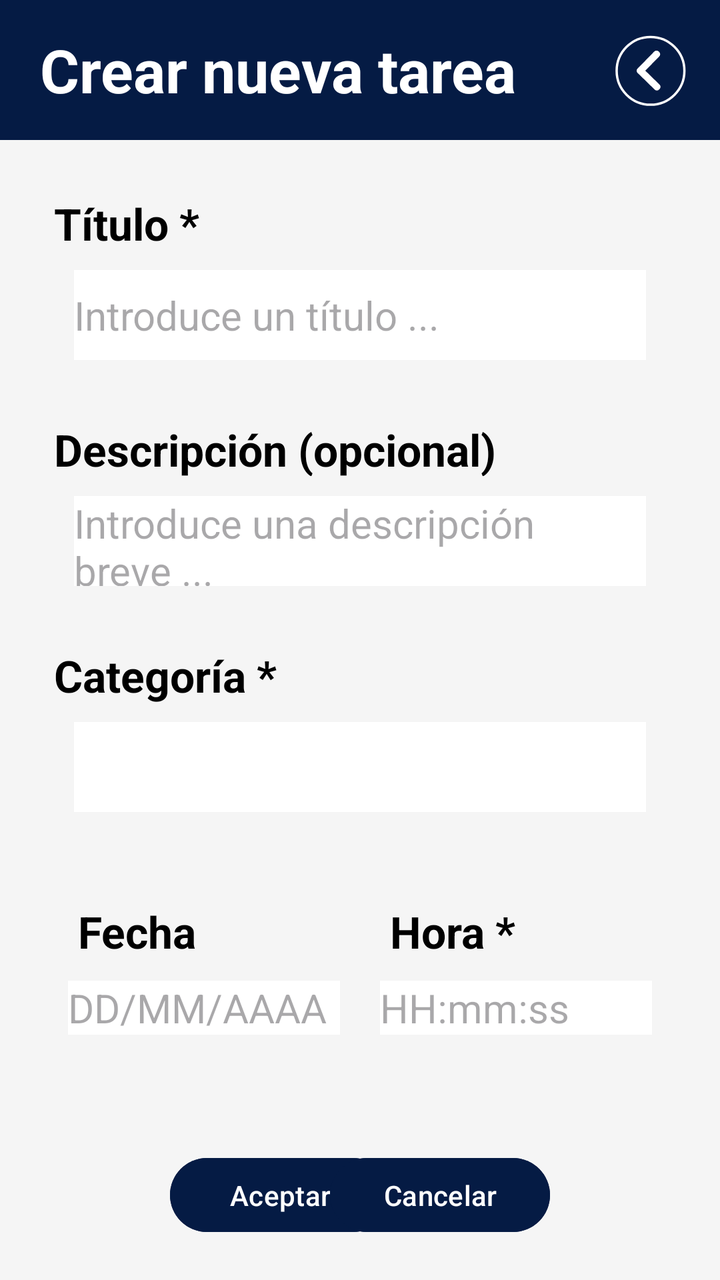
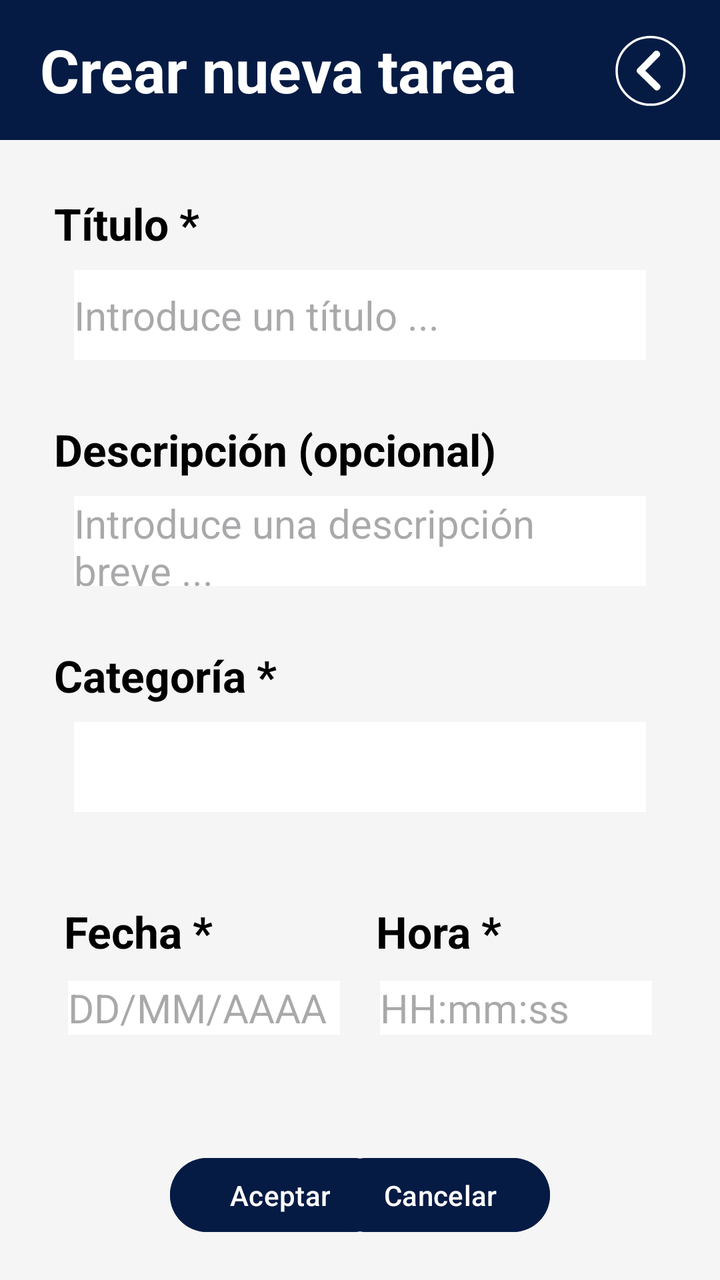

Before-and-after screenshots of an Android layout around one commit, followed by the original layout XML and the change that was made.
<!-- AndroidManifest.xml: application theme Theme.ToDoAgenda -->
<!-- res/layout/second_activity.xml -->
<?xml version="1.0" encoding="utf-8"?>
<androidx.constraintlayout.widget.ConstraintLayout xmlns:android="http://schemas.android.com/apk/res/android"
    xmlns:app="http://schemas.android.com/apk/res-auto"
    xmlns:tools="http://schemas.android.com/tools"
    android:id="@+id/contenedor_principal"
    android:layout_width="match_parent"
    android:layout_height="match_parent"
    android:background="@color/light_grey"
    tools:context=".MainActivity">

    <LinearLayout
        android:id="@+id/lyt_encabezado"
        android:layout_width="0dp"
        android:layout_height="70dp"
        android:gravity="center_vertical"
        android:background="@color/navy_blue"
        android:padding="5dp"
        android:orientation="horizontal"
        app:layout_constraintTop_toTopOf="parent"
        app:layout_constraintStart_toStartOf="parent"
        app:layout_constraintEnd_toEndOf="parent" >

        <TextView
            android:id="@+id/txt_app_name"
            android:layout_width="0dp"
            android:layout_height="wrap_content"
            android:layout_marginStart="15dp"
            android:layout_weight="1"
            android:layout_gravity="center"
            android:text="@string/txt_titulo"
            android:textColor="@color/white"
            android:textSize="30sp"
            android:textStyle="bold">
        </TextView>

        <Button
            android:id="@+id/btn_menu"
            android:layout_width="60dp"
            android:layout_height="60dp"
            android:layout_marginStart="12dp"
            android:background="@color/transparent"
            app:icon="@drawable/ic_salir"
            app:iconGravity="textStart"
            app:iconSize="40dp"
            app:iconPadding="0dp" />

    </LinearLayout>

    <LinearLayout
        android:id="@+id/lyt_formulario"
        android:layout_width="0dp"
        android:layout_height="wrap_content"
        android:padding="12dp"
        android:background="@color/light_grey"
        android:orientation="vertical"
        app:layout_constraintTop_toBottomOf="@+id/lyt_encabezado"
        app:layout_constraintStart_toStartOf="parent"
        app:layout_constraintEnd_toEndOf="parent">

        <TextView
            android:id="@+id/txt_titulo"
            android:layout_width="match_parent"
            android:layout_height="28dp"
            android:layout_marginStart="15dp"
            android:layout_marginEnd="15dp"
            android:layout_marginTop="15dp"
            android:layout_marginBottom="10dp"
            android:text="@string/txt_titulo_tarea"
            android:textSize="22sp"
            android:textStyle="bold"
            android:textColor="@color/black"/>

        <EditText
            android:id="@+id/etxt_titulo"
            android:layout_width="match_parent"
            android:layout_height="45dp"
            android:layout_marginStart="25dp"
            android:layout_marginEnd="25dp"
            android:layout_marginBottom="15dp"
            android:background="@color/white"
            android:hint="@string/etxt_titulo"
            android:textSize="20sp" />

        <TextView
            android:id="@+id/txt_descripcion"
            android:layout_width="match_parent"
            android:layout_height="28dp"
            android:layout_marginStart="15dp"
            android:layout_marginEnd="15dp"
            android:layout_marginTop="15dp"
            android:layout_marginBottom="10dp"
            android:text="@string/txt_descripcion"
            android:textSize="22sp"
            android:textStyle="bold"
            android:textColor="@color/black"/>

        <EditText
            android:id="@+id/etxt_descripcion"
            android:layout_width="match_parent"
            android:layout_height="45dp"
            android:layout_marginStart="25dp"
            android:layout_marginEnd="25dp"
            android:layout_marginBottom="15dp"
            android:background="@color/white"
            android:hint="@string/etxt_descripcion"
            android:textSize="20sp" />

        <TextView
            android:id="@+id/txt_categoria"
            android:layout_width="match_parent"
            android:layout_height="28dp"
            android:layout_marginStart="15dp"
            android:layout_marginEnd="15dp"
            android:layout_marginTop="15dp"
            android:layout_marginBottom="10dp"
            android:text="@string/txt_categoria"
            android:textSize="22sp"
            android:textStyle="bold"
            android:textColor="@color/black"/>

        <Spinner
            android:id="@+id/etxt_categoria"
            android:layout_width="match_parent"
            android:layout_height="45dp"
            android:layout_marginStart="25dp"
            android:layout_marginEnd="25dp"
            android:layout_marginBottom="15dp"
            android:background="@color/white"/>


        <LinearLayout
            android:id="@+id/lyt_contenedor_calendario"
            android:layout_width="match_parent"
            android:layout_height="wrap_content"
            android:layout_marginTop="15dp"
            android:layout_marginStart="12dp"
            android:layout_marginEnd="12dp"
            android:orientation="horizontal" >

            <LinearLayout
                android:layout_width="0dp"
                android:layout_height="wrap_content"
                android:layout_weight="1"
                android:orientation="vertical" >

                <TextView
                    android:id="@+id/txt_fecha"
                    android:layout_width="match_parent"
                    android:layout_height="wrap_content"
                    android:layout_marginStart="15dp"
                    android:layout_marginEnd="15dp"
                    android:layout_marginTop="15dp"
                    android:layout_marginBottom="10dp"
                    android:text="@string/txt_titulo_fecha"
                    android:textSize="22sp"
                    android:textStyle="bold"
                    android:textColor="@color/black" />

                <EditText
                    android:id="@+id/etxt_fecha"
                    android:layout_width="match_parent"
                    android:layout_height="wrap_content"
                    android:layout_marginStart="10dp"
                    android:layout_marginEnd="10dp"
                    android:background="@color/white"
                    android:hint="@string/etxt_fecha"
                    android:textSize="20sp" />

            </LinearLayout>

            <LinearLayout
                android:layout_width="0dp"
                android:layout_height="wrap_content"
                android:layout_weight="1"
                android:orientation="vertical" >

                <TextView
                    android:id="@+id/txt_hora"
                    android:layout_width="match_parent"
                    android:layout_height="wrap_content"
                    android:layout_marginStart="15dp"
                    android:layout_marginEnd="15dp"
                    android:layout_marginTop="15dp"
                    android:layout_marginBottom="10dp"
                    android:text="@string/txt_titulo_hora"
                    android:textSize="22sp"
                    android:textStyle="bold"
                    android:textColor="@color/black" />

                <EditText
                    android:id="@+id/etxt_hora"
                    android:layout_width="match_parent"
                    android:layout_height="wrap_content"
                    android:layout_marginStart="10dp"
                    android:layout_marginEnd="10dp"
                    android:background="@color/white"
                    android:hint="@string/etxt_hora"
                    android:textSize="20sp" />

            </LinearLayout>

        </LinearLayout>

    </LinearLayout>

    <Button
        android:id="@+id/btn_aceptar"
        android:layout_width="110dp"
        android:layout_height="45dp"
        android:layout_marginStart="85dp"
        android:layout_marginBottom="20dp"
        android:text="@string/txt_aceptar"
        android:textColor="@color/white"
        android:backgroundTint="@color/navy_blue"
        app:layout_constraintBottom_toBottomOf="parent"
        app:layout_constraintStart_toStartOf="parent" />

    <Button
        android:id="@+id/btn_cancelar"
        android:layout_width="110dp"
        android:layout_height="45dp"
        android:layout_marginEnd="85dp"
        android:layout_marginBottom="20dp"
        android:text="Cancelar"
        android:textColor="@color/white"
        android:backgroundTint="@color/navy_blue"
        app:layout_constraintBottom_toBottomOf="parent"
        app:layout_constraintEnd_toEndOf="parent" />

</androidx.constraintlayout.widget.ConstraintLayout>
<!-- resources referenced by this layout -->
<resources>
  <color name="black">#000000</color>
  <color name="light_grey">#F5F5F5</color>
  <color name="navy_blue">#051B44</color>
  <color name="transparent">#00000000</color>
  <color name="white">#FFFFFF</color>
  <!-- drawable ic_salir (drawable) -->
  <vector xmlns:android="http://schemas.android.com/apk/res/android"
      android:width="512dp"
      android:height="512dp"
      android:viewportWidth="512"
      android:viewportHeight="512">
    <path
        android:pathData="M259.44,261.22m-216.78,0a216.78,216.78 0,1 1,433.57 0a216.78,216.78 0,1 1,-433.57 0"
        android:strokeWidth="15"
        android:fillColor="#00000000"
        android:strokeColor="#ffffff"
        android:strokeLineCap="round"/>
    <path
        android:pathData="M176.96,246.63L283.49,137.66A19.75,19.75 89.35,0 1,311.41 137.34L315.08,140.93A19.75,19.75 89.35,0 1,315.4 168.85L208.87,277.83A19.75,19.75 89.35,0 1,180.94 278.14L177.27,274.55A19.75,19.75 89.35,0 1,176.96 246.63z"
        android:strokeWidth="2.99"
        android:fillColor="#ffffff"
        android:strokeColor="#00000000"
        android:strokeLineCap="round"/>
    <path
        android:pathData="M208.37,243.14L317.34,349.68A19.75,19.75 89.35,0 1,317.66 377.6L314.07,381.27A19.75,19.75 89.35,0 1,286.15 381.59L177.18,275.05A19.75,19.75 89.35,0 1,176.86 247.13L180.45,243.46A19.75,19.75 89.35,0 1,208.37 243.14z"
        android:strokeWidth="2.99"
        android:fillColor="#ffffff"
        android:strokeColor="#00000000"
        android:strokeLineCap="round"/>
  </vector>
  <string name="etxt_descripcion">Introduce una descripción breve ...</string>
  <string name="etxt_fecha">DD/MM/AAAA</string>
  <string name="etxt_hora">HH:mm:ss</string>
  <string name="etxt_titulo">Introduce un título ...</string>
  <string name="txt_aceptar">Aceptar</string>
  <string name="txt_categoria">Categoría *</string>
  <string name="txt_descripcion">Descripción (opcional)</string>
  <string name="txt_titulo">Crear nueva tarea</string>
  <string name="txt_titulo_fecha">Fecha</string>
  <string name="txt_titulo_hora">Hora *</string>
  <string name="txt_titulo_tarea">Título *</string>
  <style name="Theme.ToDoAgenda" parent="Base.Theme.ToDoAgenda" />
  <style name="Base.Theme.ToDoAgenda" parent="Theme.Material3.DayNight.NoActionBar">
          
          
      </style>
</resources>

<!-- the commit's change to res/layout/second_activity.xml (unified diff, before → after) -->
@@ -147,11 +147,11 @@
                     android:id="@+id/txt_fecha"
                     android:layout_width="match_parent"
                     android:layout_height="wrap_content"
-                    android:layout_marginStart="15dp"
+                    android:layout_marginStart="8dp"
                     android:layout_marginEnd="15dp"
                     android:layout_marginTop="15dp"
                     android:layout_marginBottom="10dp"
-                    android:text="@string/txt_titulo_fecha"
+                    android:text="Fecha *"
                     android:textSize="22sp"
                     android:textStyle="bold"
                     android:textColor="@color/black" />
@@ -178,7 +178,7 @@
                     android:id="@+id/txt_hora"
                     android:layout_width="match_parent"
                     android:layout_height="wrap_content"
-                    android:layout_marginStart="15dp"
+                    android:layout_marginStart="8dp"
                     android:layout_marginEnd="15dp"
                     android:layout_marginTop="15dp"
                     android:layout_marginBottom="10dp"
<!-- resource entries referenced after the edit -->
@@ -38,7 +38,6 @@
   <string name="txt_categoria">Categoría *</string>
   <string name="txt_descripcion">Descripción (opcional)</string>
   <string name="txt_titulo">Crear nueva tarea</string>
-  <string name="txt_titulo_fecha">Fecha</string>
   <string name="txt_titulo_hora">Hora *</string>
   <string name="txt_titulo_tarea">Título *</string>
   <style name="Theme.ToDoAgenda" parent="Base.Theme.ToDoAgenda" />
